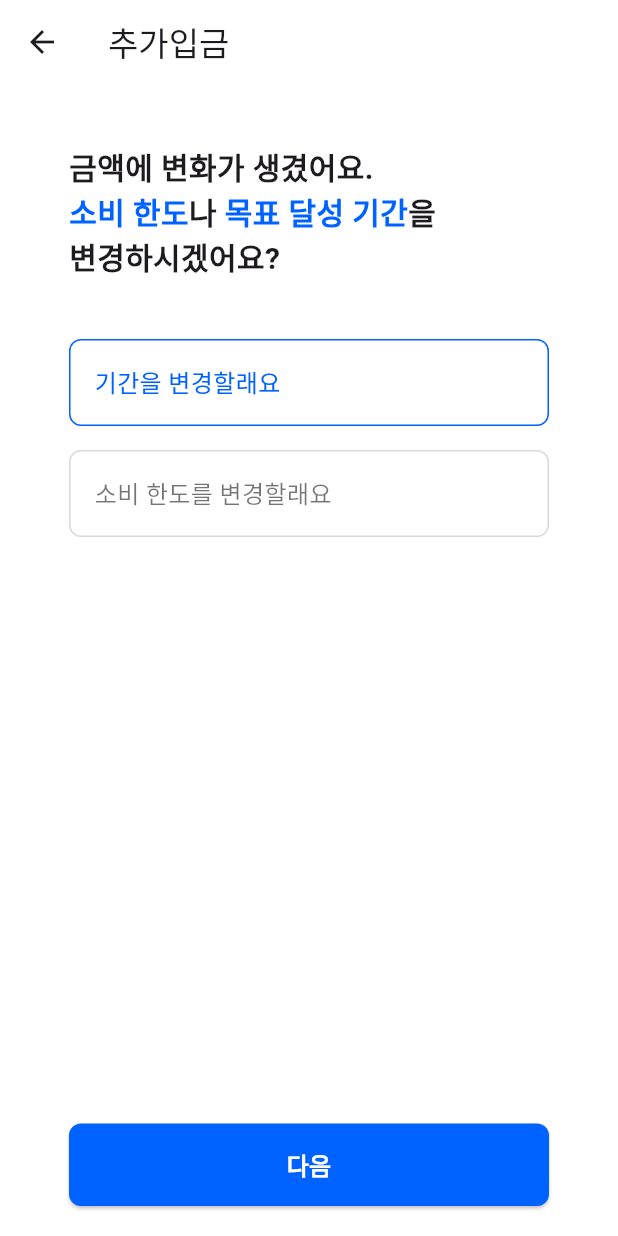
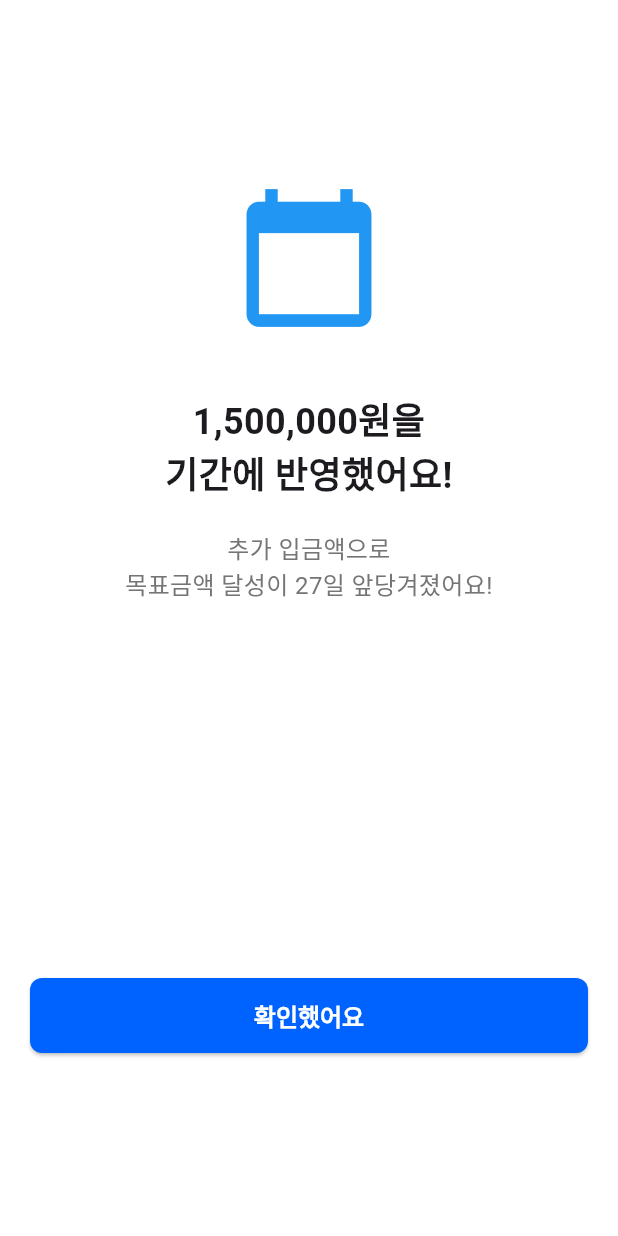
Before and after one commit to LeeHgg/Sotong-money-management-app, a Flutter app: the AmountChangeChoice screen opened by its route, after a tap on "다음", on a phone screen of 412 x 824 dp. Run offline on Flutter 3.47's test engine with Material 3 defaults, Android fonts, the phone set to English and light mode, and no system bars; our stand-ins replace cloud_firestore, firebase_auth, firebase_core, firebase_storage, flutter_svg, google_sign_in and 1 more; accounts and stored records are empty; Roboto replaces fonts that are missing (Pretendard); project files that could hold a hidden picture were left out.

Commit message:
기간에 반영했어요

```diff
--- a/lib/screens/additional/additional_choice.dart
+++ b/lib/screens/additional/additional_choice.dart
@@ -35,7 +35,7 @@ class AdditionalChoice extends StatelessWidget {
             // 첫 번째 선택 박스
             GestureDetector(
               onTap: () {
-                Navigator.pushNamed(context, '/deposit_screen');
+                Navigator.pushNamed(context, '/deposit');
               },
               child: Container(
                 width: double.infinity,
--- a/lib/screens/additional/deposit/amount_change_choice.dart
+++ b/lib/screens/additional/deposit/amount_change_choice.dart
@@ -97,7 +97,7 @@ class _AmountChangeChoiceState extends State<AmountChangeChoice> {
               height: 55,
               child: ElevatedButton(
                 onPressed: () {
-                  // TODO: Implement the next screen navigation
+                  Navigator.pushNamed(context, '/period_application_complete');
                 },
                 style: ElevatedButton.styleFrom(
                   backgroundColor: const Color(0xFF0062FF),
--- /dev/null
+++ b/lib/screens/additional/deposit/period_application_complete.dart
@@ -0,0 +1,55 @@
+import 'package:flutter/material.dart';
+
+class PeriodApplicationComplete extends StatelessWidget {
+  const PeriodApplicationComplete({super.key});
+
+  @override
+  Widget build(BuildContext context) {
+    return Scaffold(
+      body: SafeArea(
+        child: Padding(
+          padding: const EdgeInsets.all(20.0),
+          child: Column(
+            mainAxisAlignment: MainAxisAlignment.center,
+            children: [
+              const Icon(
+                Icons.calendar_today,
+                size: 100,
+                color: Colors.blue,
+              ),
+              const SizedBox(height: 40),
+              const Text(
+                '1,500,000원을\n기간에 반영했어요!',
+                textAlign: TextAlign.center,
+                style: TextStyle(
+                  fontSize: 24,
+                  fontWeight: FontWeight.bold,
+                ),
+              ),
+              const SizedBox(height: 20),
+              Text(
+                '추가 입금액으로\n목표금액 달성이 27일 앞당겨졌어요!',
+                textAlign: TextAlign.center,
+                style: TextStyle(
+                  fontSize: 16,
+                  color: Colors.grey[600],
+                ),
+              ),
+              const SizedBox(height: 250),
+              SizedBox(
+                width: double.infinity,
+                height: 50,
+                child: ElevatedButton(
+                  onPressed: () {
+                    Navigator.pushNamed(context, '/');
+                  },
+                  child: const Text('확인했어요'),
+                ),
+              ),
+            ],
+          ),
+        ),
+      ),
+    );
+  }
+}
--- a/lib/screens/home/home.dart
+++ b/lib/screens/home/home.dart
@@ -33,7 +33,7 @@ class _HomePageState extends State<HomePage> {
                 left: 41,
                 top: 168,
                 child: GestureDetector(
-                  onTap: ()=> Navigator.pushNamed(context, '/additional_deposit_choice'),
+                  onTap: ()=> Navigator.pushNamed(context, '/additional_choice'),
                   child: Container(
                     width: 311,
                     height: 118,
```
Also changed, not shown: lib/app.dart (+35 -1 lines).
